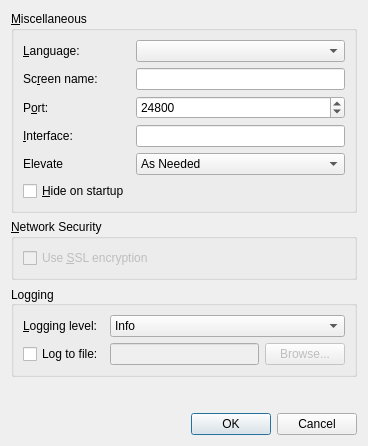
Qt form src/gui/src/SettingsDialogBase.ui (deskflow/deskflow) before a commit.
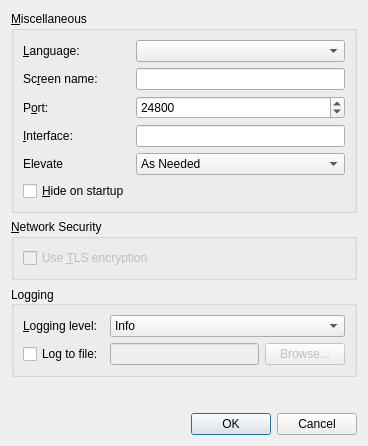
The same form after that commit.

Commit message: #6372 Make TLS UX more user friendly

The edit to the form file:
```diff
--- a/src/gui/src/SettingsDialogBase.ui
+++ b/src/gui/src/SettingsDialogBase.ui
@@ -180,7 +180,7 @@
          <bool>false</bool>
         </property>
         <property name="text">
-         <string>Use &amp;SSL encryption</string>
+         <string>Use &amp;TLS encryption</string>
         </property>
        </widget>
       </item>
```
The commit also changes 2 other files.
